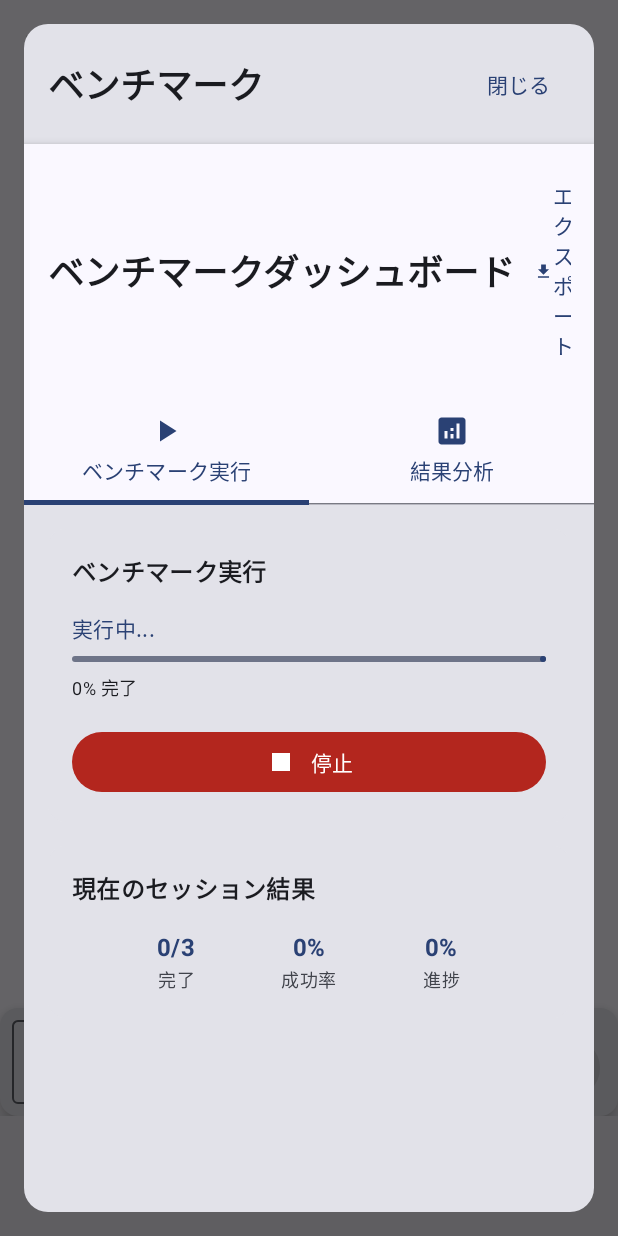
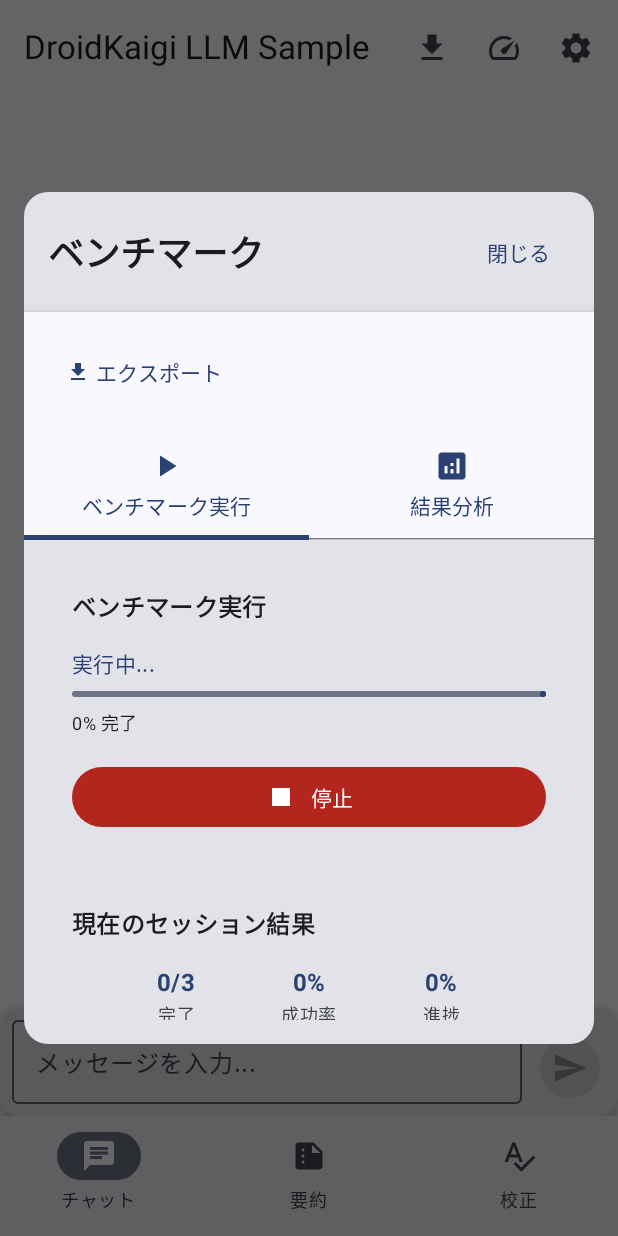
Before and after one commit to MasayukiSuda/DroidKaigiLocalLLMSample, an Android app built with Jetpack Compose: the composable MainScreen shown on its own in the app's theme, after a tap on "ベンチマーク", on a phone screen of 412 x 824 dp. Run offline under Robolectric (Android 15) with nearby library versions, the phone set to English and light mode, and no system bars; our stand-ins replace Dagger/Hilt's generated code.

Commit message:
Fix benchmark

```diff
--- a/app/src/main/java/com/daasuu/llmsample/ui/screens/MainScreen.kt
+++ b/app/src/main/java/com/daasuu/llmsample/ui/screens/MainScreen.kt
@@ -6,7 +6,9 @@ import androidx.compose.foundation.layout.Column
 import androidx.compose.foundation.layout.Row
 import androidx.compose.foundation.layout.fillMaxSize
 import androidx.compose.foundation.layout.fillMaxWidth
+import androidx.compose.foundation.layout.heightIn
 import androidx.compose.foundation.layout.padding
+import androidx.compose.foundation.layout.wrapContentHeight
 import androidx.compose.material.icons.Icons
 import androidx.compose.material.icons.filled.Download
 import androidx.compose.material.icons.filled.Settings
@@ -130,19 +132,18 @@ fun MainScreen() {
     // Benchmark modal
     if (showBenchmark) {
         androidx.compose.ui.window.Dialog(
-            onDismissRequest = { showBenchmark = false },
-            properties = androidx.compose.ui.window.DialogProperties(
-                usePlatformDefaultWidth = false // フルスクリーンダイアログ
-            )
+            onDismissRequest = { showBenchmark = false }
         ) {
             Card(
                 modifier = Modifier
-                    .fillMaxSize()
+                    .fillMaxWidth()
+                    .wrapContentHeight()
+                    .heightIn(max = 600.dp)
                     .padding(16.dp),
                 shape = androidx.compose.foundation.shape.RoundedCornerShape(16.dp)
             ) {
                 Column(
-                    modifier = Modifier.fillMaxSize()
+                    modifier = Modifier.fillMaxWidth()
                 ) {
                     // ダイアログヘッダー
                     Row(
--- a/app/src/main/java/com/daasuu/llmsample/ui/screens/benchmark/BenchmarkDashboardScreen.kt
+++ b/app/src/main/java/com/daasuu/llmsample/ui/screens/benchmark/BenchmarkDashboardScreen.kt
@@ -1,12 +1,49 @@
 package com.daasuu.llmsample.ui.screens.benchmark
 
-import androidx.compose.foundation.layout.*
+import androidx.compose.foundation.layout.Arrangement
+import androidx.compose.foundation.layout.Column
+import androidx.compose.foundation.layout.PaddingValues
+import androidx.compose.foundation.layout.Row
+import androidx.compose.foundation.layout.Spacer
+import androidx.compose.foundation.layout.fillMaxWidth
+import androidx.compose.foundation.layout.height
+import androidx.compose.foundation.layout.padding
+import androidx.compose.foundation.layout.size
+import androidx.compose.foundation.layout.width
 import androidx.compose.foundation.lazy.LazyColumn
 import androidx.compose.foundation.lazy.items
 import androidx.compose.material.icons.Icons
-import androidx.compose.material.icons.filled.*
-import androidx.compose.material3.*
-import androidx.compose.runtime.*
+import androidx.compose.material.icons.filled.Analytics
+import androidx.compose.material.icons.filled.Assessment
+import androidx.compose.material.icons.filled.CheckCircle
+import androidx.compose.material.icons.filled.Error
+import androidx.compose.material.icons.filled.FileDownload
+import androidx.compose.material.icons.filled.Memory
+import androidx.compose.material.icons.filled.PlayArrow
+import androidx.compose.material.icons.filled.Schedule
+import androidx.compose.material.icons.filled.Settings
+import androidx.compose.material.icons.filled.Speed
+import androidx.compose.material.icons.filled.Stop
+import androidx.compose.material3.AlertDialog
+import androidx.compose.material3.Button
+import androidx.compose.material3.ButtonDefaults
+import androidx.compose.material3.Card
+import androidx.compose.material3.ExperimentalMaterial3Api
+import androidx.compose.material3.Icon
+import androidx.compose.material3.LinearProgressIndicator
+import androidx.compose.material3.MaterialTheme
+import androidx.compose.material3.Surface
+import androidx.compose.material3.Tab
+import androidx.compose.material3.TabRow
+import androidx.compose.material3.Text
+import androidx.compose.material3.TextButton
+import androidx.compose.runtime.Composable
+import androidx.compose.runtime.collectAsState
+import androidx.compose.runtime.getValue
+import androidx.compose.runtime.mutableStateOf
+import androidx.compose.runtime.remember
+import androidx.compose.runtime.rememberCoroutineScope
+import androidx.compose.runtime.setValue
 import androidx.compose.ui.Alignment
 import androidx.compose.ui.Modifier
 import androidx.compose.ui.graphics.vector.ImageVector
@@ -14,13 +51,12 @@ import androidx.compose.ui.platform.LocalContext
 import androidx.compose.ui.text.font.FontWeight
 import androidx.compose.ui.unit.dp
 import androidx.hilt.navigation.compose.hiltViewModel
-import dagger.hilt.android.EntryPointAccessors
 import com.daasuu.llmsample.data.benchmark.BenchmarkResult
-import com.daasuu.llmsample.data.benchmark.BenchmarkReportExporter
 import com.daasuu.llmsample.data.benchmark.BenchmarkSession
 import com.daasuu.llmsample.data.model.LLMProvider
 import com.daasuu.llmsample.di.BenchmarkEntryPoint
 import com.daasuu.llmsample.ui.components.BenchmarkResultsCharts
+import dagger.hilt.android.EntryPointAccessors
 import kotlinx.coroutines.launch
 
 @OptIn(ExperimentalMaterial3Api::class)
@@ -48,7 +84,7 @@ fun BenchmarkDashboardScreen(
     var isExporting by remember { mutableStateOf(false) }
 
     Column(
-        modifier = Modifier.fillMaxSize()
+        modifier = Modifier.fillMaxWidth()
     ) {
         // ヘッダー部分をシンプルなタイトルに変更（戻るボタンとダウンロードボタンを削除）
         Surface(
@@ -63,12 +99,6 @@ fun BenchmarkDashboardScreen(
                 horizontalArrangement = Arrangement.SpaceBetween,
                 verticalAlignment = Alignment.CenterVertically
             ) {
-                Text(
-                    text = "ベンチマークダッシュボード",
-                    style = MaterialTheme.typography.headlineSmall,
-                    fontWeight = FontWeight.Bold
-                )
-
                 // エクスポートボタンのみ残す（シンプルなテキストボタンに変更）
                 if (allResults.isNotEmpty()) {
                     TextButton(
@@ -113,11 +143,12 @@ fun BenchmarkDashboardScreen(
                 onStartComprehensive = viewModel::startComprehensiveBenchmark,
                 onStartCustom = viewModel::startCustomBenchmark,
                 onStop = viewModel::stopBenchmark,
-                modifier = Modifier.fillMaxSize()
+                modifier = Modifier.fillMaxWidth()
             )
+
             1 -> ResultsAnalysisTab(
                 results = allResults,
-                modifier = Modifier.fillMaxSize()
+                modifier = Modifier.fillMaxWidth()
             )
         }
     }
@@ -355,7 +386,10 @@ fun SessionSummary(
         )
         SummaryItem(
             label = "成功率",
-            value = "${(session.results.count { it.isSuccess }.toFloat() / session.results.size * 100).toInt()}%"
+            value = "${
+                (session.results.count { it.isSuccess }
+                    .toFloat() / session.results.size * 100).toInt()
+            }%"
         )
         SummaryItem(
             label = "進捗",
```
